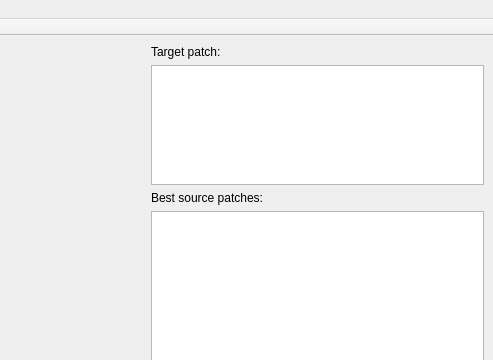
Before: the Qt Designer form Form.ui in daviddoria/InteractiveBestPatches, drawn with Qt 5; both pictures show x 537 to 1030 and y 0 to 360 of the 1030 by 841 pixel window.
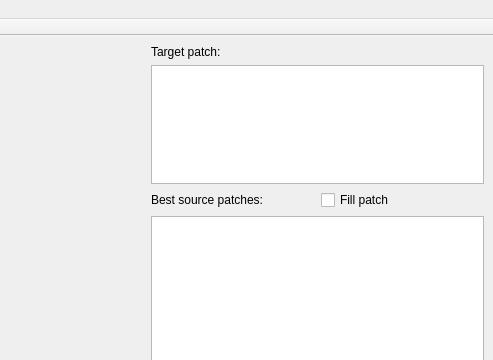
After: the same form once the commit is applied. Custom widgets are drawn as their Qt base class.

Commit message: Enable filled patch display

The edit to the form file:
```diff
--- a/Form.ui
+++ b/Form.ui
@@ -180,11 +180,22 @@
          <widget class="QGraphicsView" name="gfxTarget"/>
         </item>
         <item>
+         <layout class="QHBoxLayout" name="horizontalLayout_2">
+          <item>
          <widget class="QLabel" name="label_5">
           <property name="text">
            <string>Best source patches:</string>
           </property>
          </widget>
+          </item>
+          <item>
+           <widget class="QCheckBox" name="chkFillPatch">
+            <property name="text">
+             <string>Fill patch</string>
+            </property>
+           </widget>
+          </item>
+         </layout>
         </item>
         <item>
          <widget class="QTableWidget" name="tableWidget"/>
```
Left out of the diff: 2 changed lines with no effect on the pictures. Lines whose indentation alone changed are shown as unchanged. The commit also changes 3 other files.
